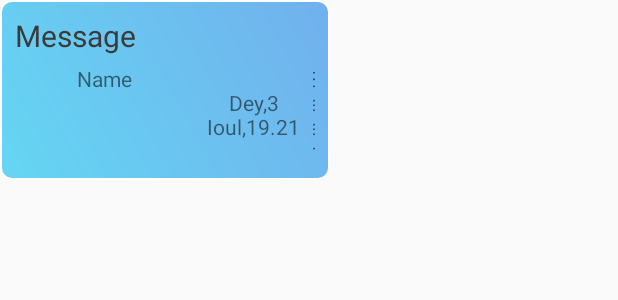
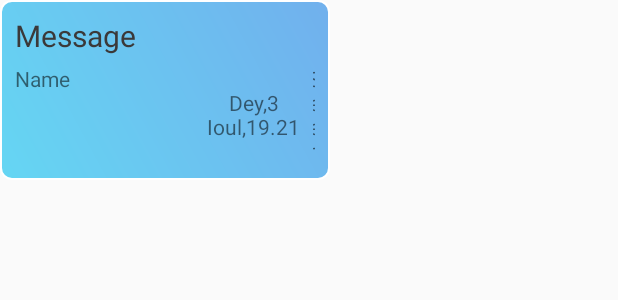
Before and after one commit to farmaker47/GetReadyChat, an Android app: the layout item_message_left.xml on its own in the app's theme, with its tools: preview values and no code run, on a phone screen of 412 x 824 dp. Shown: the top 300 px of the screen. Run offline under Robolectric (Android 15) with nearby library versions, the phone set to English and light mode, and no system bars.

Commit message:
bubbles better

```diff
--- a/app/src/main/java/com/george/getreadychat/MapsActivity.java
+++ b/app/src/main/java/com/george/getreadychat/MapsActivity.java
@@ -75,7 +75,7 @@ public class MapsActivity extends AppCompatActivity implements OnMapReadyCallbac
         NetworkInfo networkInfo = connMgr.getActiveNetworkInfo();
         // If there is a network connection, fetch data
         if (networkInfo == null) {
-            Toast.makeText(MapsActivity.this, getResources().getString(R.string.NoInternet), Toast.LENGTH_SHORT).show();
+            Toast.makeText(MapsActivity.this, getResources().getString(R.string.NoInternet), Toast.LENGTH_LONG).show();
         }
 
         markerMap = new HashMap<String, String>();
--- a/app/src/main/java/com/george/getreadychat/UserToUserMessageNotification.java
+++ b/app/src/main/java/com/george/getreadychat/UserToUserMessageNotification.java
@@ -274,7 +274,9 @@ public class UserToUserMessageNotification extends AppCompatActivity {
             public void onChildAdded(DataSnapshot dataSnapshot, String s) {
 
                 String datasnapshoti = dataSnapshot.getKey();
-                if (!UserDetails.username.equals(null) && !UserDetails.usernameID.equals(null) && !UserDetails.UserChatsWith.equals(null) && !UserDetails.UserChatsWithID.equals(null)) {
+                if (!UserDetails.username.equals(null) && !UserDetails.usernameID.equals(null) &&
+                        !UserDetails.UserChatsWith.equals(null) && !UserDetails.UserChatsWithID.equals(null) && !datasnapshoti.equals(null)) {
+
                     mMessagesDatabaseReference.child(datasnapshoti).child("isReaded").setValue("true");
                 }
 
--- a/app/src/main/res/layout/item_message_left.xml
+++ b/app/src/main/res/layout/item_message_left.xml
@@ -37,7 +37,7 @@
                 android:layout_gravity="start"
                 android:layout_weight="1.5"
                 android:minWidth="100dp"
-                android:textAlignment="center"
+                android:textAlignment="textStart"
                 android:textAppearance="?android:attr/textAppearanceSmall"
                 tools:text="Name" />
 
```
Also changed, not shown: app/src/main/java/com/george/getreadychat/UserToUserMessage.java (+5 -2 lines).
